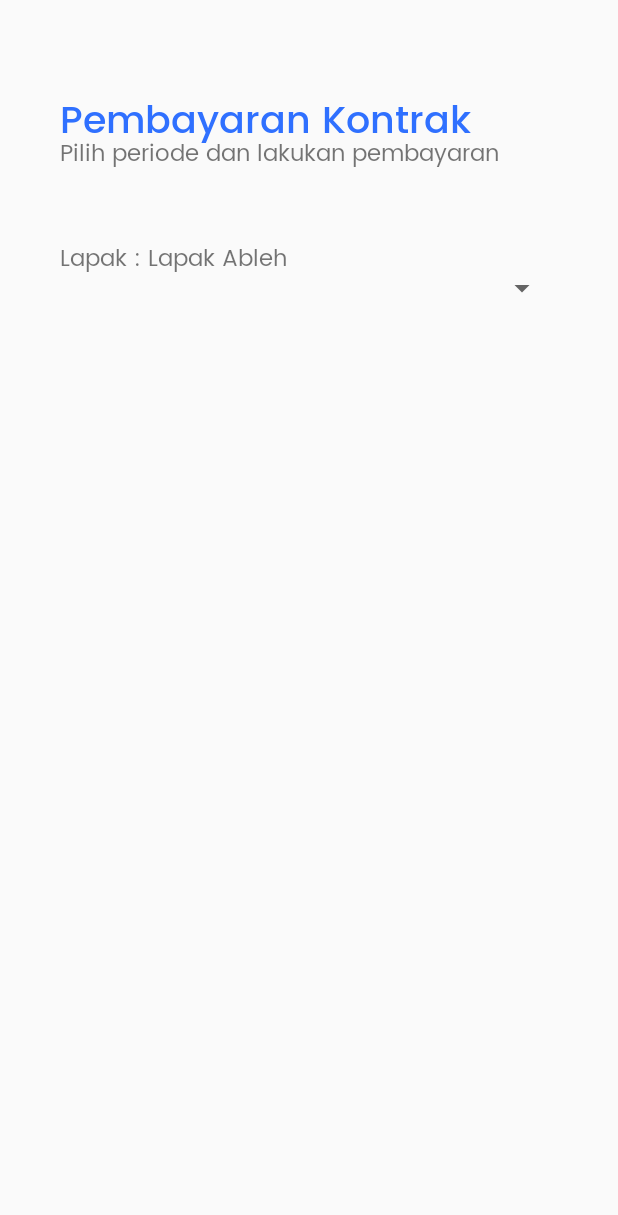
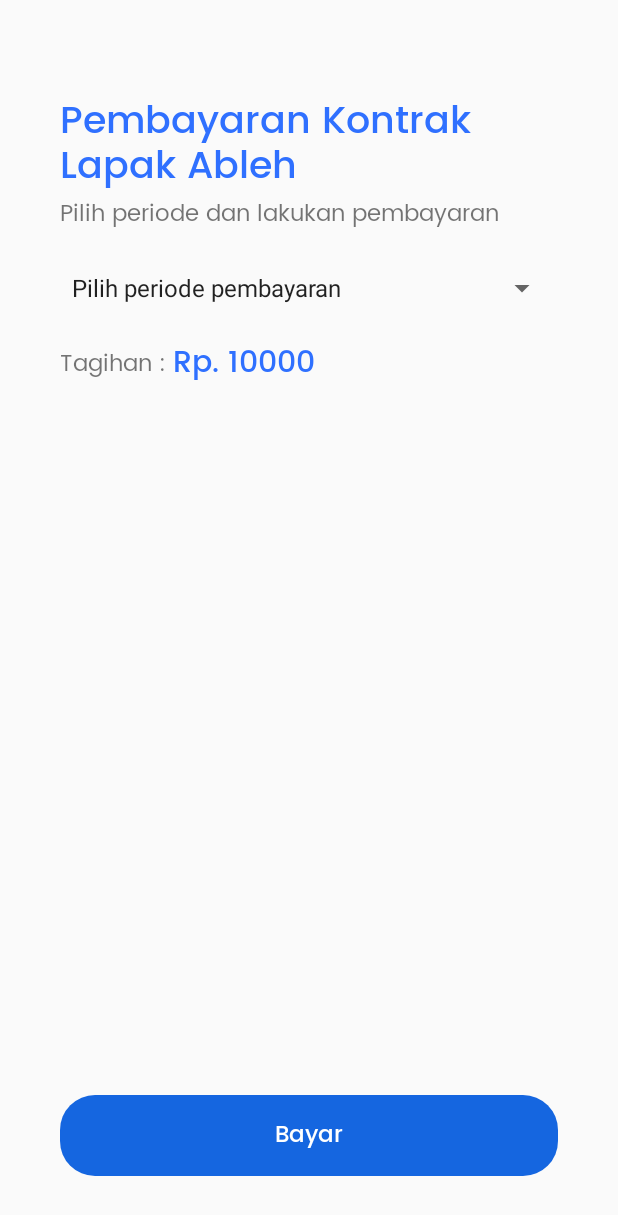
Before and after one commit to anekoinda/tubes-progmob, an Android app: the SearchLapak screen opened directly, with no data from a screen before it, after a tap on "Lapak Ableh", on a phone screen of 412 x 824 dp. Shown: the top 1215 px of the screen. Run offline under Robolectric (Android 15) with nearby library versions, the phone set to English and light mode, and no system bars.

Commit message:
fix searching lapak

```diff
--- a/app/src/main/java/id/aryad/sipasar/PembayaranLapak.java
+++ b/app/src/main/java/id/aryad/sipasar/PembayaranLapak.java
@@ -6,6 +6,7 @@ import android.os.Bundle;
 import android.view.View;
 import android.widget.AdapterView;
 import android.widget.ArrayAdapter;
+import android.widget.Button;
 import android.widget.Spinner;
 import android.widget.TextView;
 import android.widget.Toast;
@@ -13,7 +14,7 @@ import android.widget.Toast;
 import org.w3c.dom.Text;
 
 public class PembayaranLapak extends AppCompatActivity implements AdapterView.OnItemSelectedListener {
-    TextView tvName;
+    TextView tvName, harga, hargaKontrak, btnBayar;
     String namaLapak;
 
     @Override
@@ -21,22 +22,44 @@ public class PembayaranLapak extends AppCompatActivity implements AdapterView.On
         super.onCreate(savedInstanceState);
         setContentView(R.layout.activity_pembayaran_lapak);
 
+        btnBayar = findViewById(R.id.btnBayar);
         tvName = findViewById(R.id.tvName);
         namaLapak=getIntent().getStringExtra("tvName");
 
         tvName.setText(namaLapak);
 
-        //Spinner spinner = (Spinner) findViewById(R.id.pilihPeriode);
-        //ArrayAdapter<CharSequence> adapter = ArrayAdapter.createFromResource(this, R.array.periode, android.R.layout.simple_spinner_item);
-        //adapter.setDropDownViewResource(android.R.layout.simple_spinner_dropdown_item);
-        //spinner.setAdapter(adapter);
-        //spinner.setOnItemSelectedListener(this);
+        Spinner spinner = (Spinner) findViewById(R.id.pilihPeriode);
+        ArrayAdapter<CharSequence> adapter = ArrayAdapter.createFromResource(this, R.array.periode, android.R.layout.simple_spinner_item);
+        adapter.setDropDownViewResource(android.R.layout.simple_spinner_dropdown_item);
+        spinner.setAdapter(adapter);
+        spinner.setOnItemSelectedListener(this);
+
+        btnBayar.setOnClickListener(new View.OnClickListener() {
+            @Override
+            public void onClick(View v) {
+                openDialog();
+            }
+        });
+    }
+
+    public void openDialog(){
+        SuksesDialog suksesDialog = new SuksesDialog();
+        suksesDialog.show(getSupportFragmentManager(), "sukses dialog");
     }
 
     @Override
     public void onItemSelected(AdapterView<?> parent, View view, int position, long id) {
-        String text = parent.getItemAtPosition(position).toString();
-        Toast.makeText(parent.getContext(), text, Toast.LENGTH_SHORT).show();
+        //harga = findViewById(R.id.harga);
+        //String text = parent.getItemAtPosition(position).toString();
+        //if (text == "1 Bulan"){
+          //  hargaKontrak.setText("Rp. 200.000");
+        //}else if(text == "6 Bulan"){
+        //    hargaKontrak.setText("Rp. 1.200.000");
+        //}else if(text == "1 Tahun"){
+         //   hargaKontrak.setText("Rp.2.400.000");
+        //}else{
+          //  hargaKontrak.setText("Rp. 4.800.000");
+        //}
     }
 
     @Override
--- a/app/src/main/java/id/aryad/sipasar/SearchLapak.java
+++ b/app/src/main/java/id/aryad/sipasar/SearchLapak.java
@@ -34,11 +34,11 @@ public class SearchLapak extends AppCompatActivity {
     }
 
     private void showRecyclerList(){
-        ListLapakAdapter listLapakAdapter = new ListLapakAdapter(this, list);
-        rvLapak.setAdapter(listLapakAdapter);
+        lapakAdapter = new ListLapakAdapter(this, list);
+        rvLapak.setAdapter(lapakAdapter);
         rvLapak.setLayoutManager(new LinearLayoutManager(this));
 
-        listLapakAdapter.setOnItemClickCallback(new ListLapakAdapter.OnItemClickCallback() {
+        lapakAdapter.setOnItemClickCallback(new ListLapakAdapter.OnItemClickCallback() {
             @Override
             public void onItemClicked(Lapak data) {
                 showSelectedLapak(data);
--- /dev/null
+++ b/app/src/main/java/id/aryad/sipasar/SuksesDialog.java
@@ -0,0 +1,27 @@
+package id.aryad.sipasar;
+
+import android.app.AlertDialog;
+import android.app.Dialog;
+import android.content.DialogInterface;
+import android.os.Bundle;
+
+import androidx.annotation.NonNull;
+import androidx.annotation.Nullable;
+import androidx.appcompat.app.AppCompatDialogFragment;
+
+public class SuksesDialog extends AppCompatDialogFragment {
+
+    @NonNull
+    @Override
+    public Dialog onCreateDialog(@Nullable Bundle savedInstanceState) {
+        AlertDialog.Builder builder = new AlertDialog.Builder(getActivity());
+        builder.setTitle("Berhasil!")
+                .setMessage("Data pembayaran telah disimpan")
+                .setPositiveButton("OK", new DialogInterface.OnClickListener() {
+                    @Override
+                    public void onClick(DialogInterface dialogInterface, int i) {
+                    }
+                });
+        return builder.create();
+    }
+}
--- a/app/src/main/res/layout/activity_main.xml
+++ b/app/src/main/res/layout/activity_main.xml
@@ -146,8 +146,7 @@
             android:paddingBottom="14dp"
             android:text="MASUK"
             android:textColor="@color/white"
-            android:textSize="15sp"
-            android:onClick="toSearch"/>
+            android:textSize="15sp"/>
 
         <RelativeLayout
             android:layout_width="wrap_content"
--- a/app/src/main/res/layout/activity_pembayaran_lapak.xml
+++ b/app/src/main/res/layout/activity_pembayaran_lapak.xml
@@ -15,6 +15,7 @@
             android:layout_marginRight="40dp">
 
             <TextView
+                android:id="@+id/judul"
                 android:layout_width="wrap_content"
                 android:layout_height="wrap_content"
                 android:text="Pembayaran Kontrak"
@@ -23,30 +24,21 @@
                 android:textSize="25sp"/>
 
             <TextView
+                android:id="@+id/tvName"
+                android:layout_width="match_parent"
+                android:layout_height="wrap_content"
+                android:text="pak ableh"
+                android:layout_marginTop="30dp"
+                android:textColor="@color/blue"
+                android:fontFamily="@font/poppins_medium"
+                android:textSize="25sp"/>
+
+            <TextView
                 android:id="@+id/subtitle"
                 android:layout_width="wrap_content"
                 android:layout_height="wrap_content"
-                android:layout_marginTop="30dp"
+                android:layout_marginTop="70dp"
                 android:text="Pilih periode dan lakukan pembayaran"
-                android:fontFamily="@font/poppins_regular"
-                android:textSize="15sp"/>
-
-            <TextView
-                android:id="@+id/labelLapak"
-                android:layout_width="wrap_content"
-                android:layout_height="wrap_content"
-                android:layout_marginTop="100dp"
-                android:text="Lapak : "
-                android:fontFamily="@font/poppins_regular"
-                android:textSize="15sp"/>
-
-            <TextView
-                android:id="@+id/tvName"
-                android:layout_width="wrap_content"
-                android:layout_height="wrap_content"
-                android:layout_marginTop="100dp"
-                android:text="pak ableh"
-                android:layout_toRightOf="@+id/labelLapak"
                 android:fontFamily="@font/poppins_regular"
                 android:textSize="15sp"/>
 
@@ -54,8 +46,45 @@
                 android:id="@+id/pilihPeriode"
                 android:layout_width="match_parent"
                 android:layout_height="wrap_content"
-                android:layout_marginTop="120dp"
-                />
+                android:layout_marginTop="120dp" />
+
+            <TextView
+                android:id="@+id/lblHarga"
+                android:layout_width="wrap_content"
+                android:layout_height="wrap_content"
+                android:layout_marginTop="170dp"
+                android:text="Tagihan : "
+                android:fontFamily="@font/poppins_regular"
+                android:textSize="15sp"/>
+
+            <TextView
+                android:id="@+id/harga"
+                android:layout_width="wrap_content"
+                android:layout_height="match_parent"
+                android:layout_marginTop="165dp"
+                android:text="Rp. 10000"
+                android:layout_toRightOf="@id/lblHarga"
+                android:fontFamily="@font/poppins_medium"
+                android:textColor="@color/blue"
+                android:textSize="20sp"/>
+
+            <TextView
+                android:id="@+id/btnBayar"
+                android:layout_gravity="center"
+                android:layout_width="match_parent"
+                android:layout_height="wrap_content"
+                android:layout_marginTop="250dp"
+                android:layout_marginBottom="40dp"
+                android:layout_alignParentBottom="true"
+                android:background="@drawable/blue_fill__rounded_color"
+                android:fontFamily="@font/poppins_medium"
+                android:gravity="center"
+                android:paddingTop="14dp"
+                android:paddingBottom="14dp"
+                android:text="Bayar"
+                android:textColor="@color/white"
+                android:textSize="15sp"/>
+
         </RelativeLayout>
     </LinearLayout>
 </RelativeLayout>
--- a/app/src/main/res/layout/activity_search_lapak.xml
+++ b/app/src/main/res/layout/activity_search_lapak.xml
@@ -39,7 +39,7 @@
             android:layout_width="wrap_content"
             android:layout_height="wrap_content"
             android:layout_marginLeft="40dp"
-            android:layout_marginTop="40dp"
+            android:layout_marginTop="20dp"
             android:layout_marginRight="40dp"
             android:background="@drawable/blue_border_rounded_cornwe">
 
--- a/app/src/main/res/values/strings.xml
+++ b/app/src/main/res/values/strings.xml
@@ -4,6 +4,7 @@
     <string name="lokasi">Lokasi</string>
 
     <string-array name="periode">
+        <item>Pilih periode pembayaran</item>
         <item>1 Bulan</item>
         <item>6 Bulan</item>
         <item>1 Tahun</item>
```
